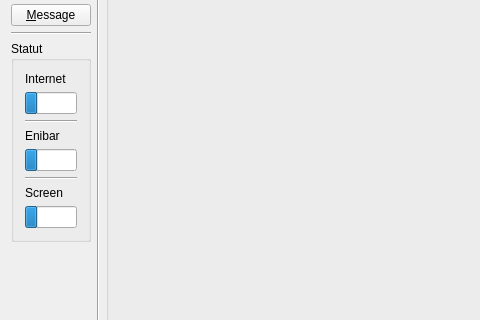
phycelot/qt_enibar_display_config, file enibar_display.ui: the form before one commit; both pictures show x 0 to 480 and y 82 to 402 of the 1400 by 700 pixel window.
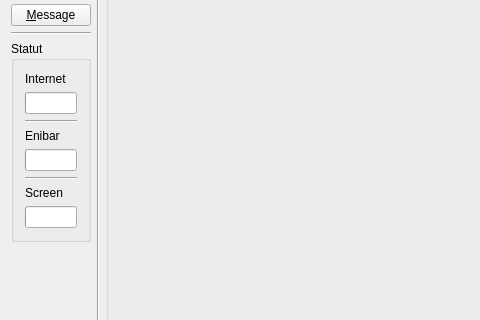
The form after the commit. Icons and pictures are not drawn.

The edit to the form file:
```diff
--- a/enibar_display.ui
+++ b/enibar_display.ui
@@ -117,7 +117,7 @@
          <item>
           <widget class="QProgressBar" name="progressBar">
            <property name="value">
-            <number>24</number>
+            <number>0</number>
            </property>
            <property name="textVisible">
             <bool>false</bool>
@@ -141,7 +141,7 @@
          <item>
           <widget class="QProgressBar" name="progressBar_2">
            <property name="value">
-            <number>24</number>
+            <number>0</number>
            </property>
            <property name="textVisible">
             <bool>false</bool>
@@ -165,7 +165,7 @@
          <item>
           <widget class="QProgressBar" name="progressBar_3">
            <property name="value">
-            <number>24</number>
+            <number>0</number>
            </property>
            <property name="textVisible">
             <bool>false</bool>
```
Left out of the diff: 6 changed lines with no effect on the pictures.
